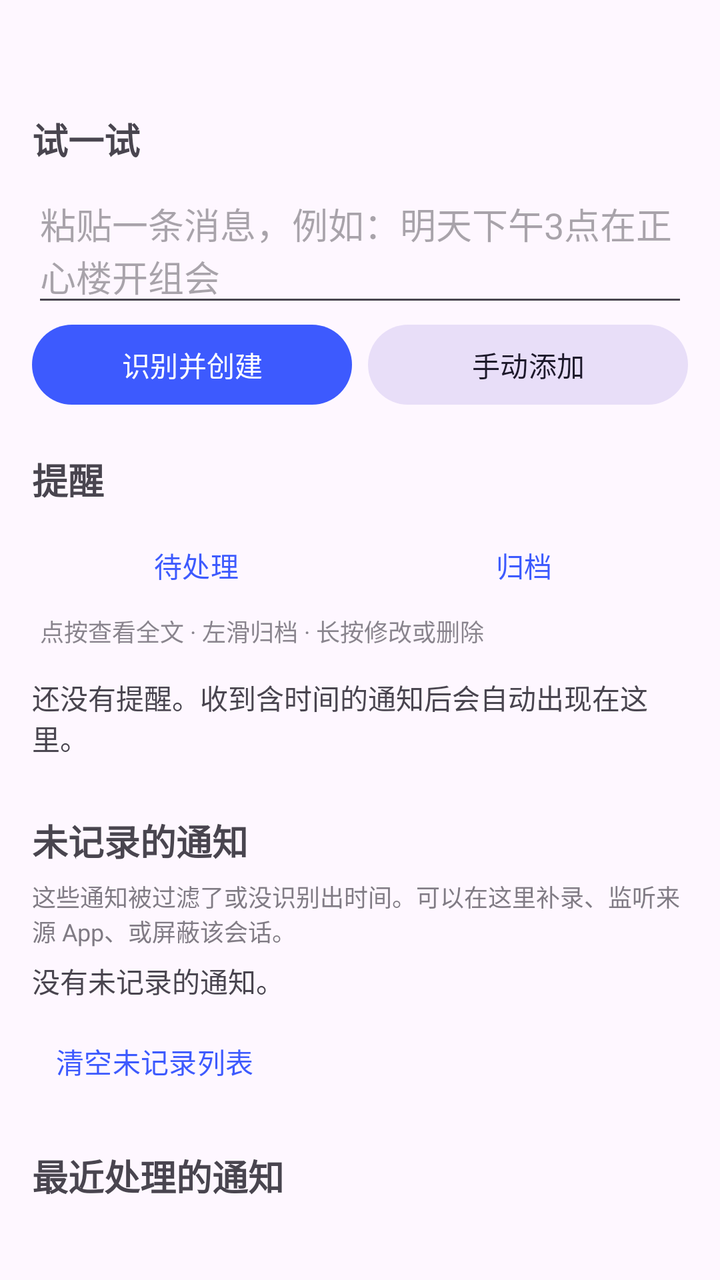
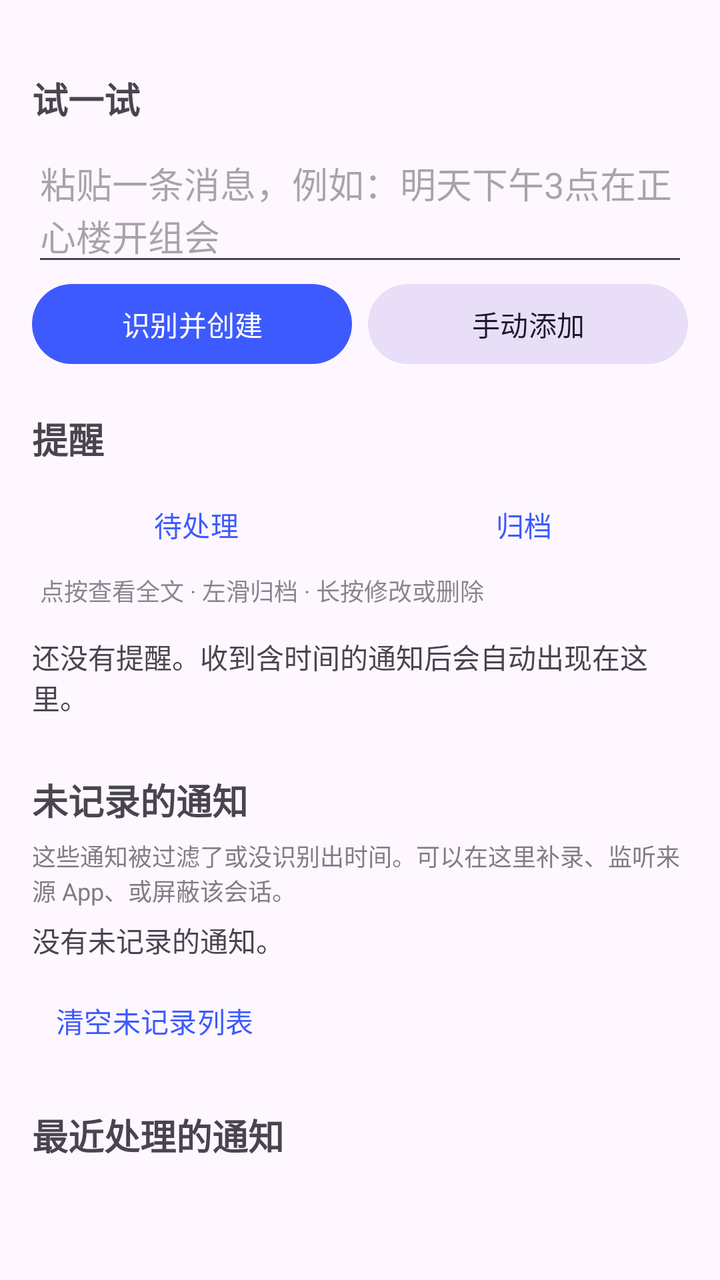

The first picture is an Android layout as it rendered before a commit; the second is the same layout after the commit. The layout source and the unified diff follow.
<!-- AndroidManifest.xml: application theme Theme.NotiAlarm -->
<!-- res/layout/activity_main.xml -->
<?xml version="1.0" encoding="utf-8"?>
<ScrollView xmlns:android="http://schemas.android.com/apk/res/android"
    android:layout_width="match_parent"
    android:layout_height="match_parent">

    <LinearLayout
        android:layout_width="match_parent"
        android:layout_height="wrap_content"
        android:orientation="vertical"
        android:padding="16dp">

        
        <TextView
            android:id="@+id/tvPermWarning"
            android:layout_width="match_parent"
            android:layout_height="wrap_content"
            android:background="#22FF9800"
            android:padding="10dp"
            android:textColor="#FF8A4B00"
            android:textSize="13sp"
            android:visibility="gone" />

        <TextView
            android:id="@+id/tvDiag"
            android:layout_width="match_parent"
            android:layout_height="wrap_content"
            android:layout_marginTop="4dp"
            android:lineSpacingExtra="2dp"
            android:textIsSelectable="true"
            android:textSize="12sp" />

        <TextView
            style="@style/SectionTitle"
            android:text="试一试" />

        <EditText
            android:id="@+id/inputText"
            android:layout_width="match_parent"
            android:layout_height="wrap_content"
            android:hint="粘贴一条消息，例如：明天下午3点在正心楼开组会"
            android:inputType="textMultiLine"
            android:minLines="2" />

        <LinearLayout
            android:layout_width="match_parent"
            android:layout_height="wrap_content"
            android:orientation="horizontal">

            <Button
                android:id="@+id/btnParse"
                android:layout_width="0dp"
                android:layout_height="wrap_content"
                android:layout_weight="1"
                android:text="识别并创建" />

            <Button
                android:id="@+id/btnAdd"
                style="@style/Widget.Material3.Button.TonalButton"
                android:layout_width="0dp"
                android:layout_height="wrap_content"
                android:layout_marginStart="8dp"
                android:layout_weight="1"
                android:text="手动添加" />
        </LinearLayout>

        <TextView
            style="@style/SectionTitle"
            android:text="提醒" />

        <LinearLayout
            android:layout_width="match_parent"
            android:layout_height="wrap_content"
            android:orientation="horizontal">

            <Button
                android:id="@+id/btnActive"
                style="@style/Widget.Material3.Button.TextButton"
                android:layout_width="0dp"
                android:layout_height="wrap_content"
                android:layout_weight="1"
                android:text="待处理" />

            <Button
                android:id="@+id/btnArchived"
                style="@style/Widget.Material3.Button.TextButton"
                android:layout_width="0dp"
                android:layout_height="wrap_content"
                android:layout_weight="1"
                android:text="归档" />
        </LinearLayout>

        <TextView
            android:id="@+id/tvListHint"
            android:layout_width="match_parent"
            android:layout_height="wrap_content"
            android:alpha="0.65"
            android:paddingHorizontal="4dp"
            android:paddingBottom="6dp"
            android:text="点按查看全文 · 左滑归档 · 长按修改或删除"
            android:textSize="12sp" />

        <TextView
            android:id="@+id/emptyText"
            android:layout_width="match_parent"
            android:layout_height="wrap_content"
            android:paddingVertical="8dp"
            android:text="还没有提醒。收到含时间的通知后会自动出现在这里。" />

        <LinearLayout
            android:id="@+id/reminderContainer"
            android:layout_width="match_parent"
            android:layout_height="wrap_content"
            android:orientation="vertical" />

        <TextView
            style="@style/SectionTitle"
            android:text="未记录的通知" />

        <TextView
            android:layout_width="match_parent"
            android:layout_height="wrap_content"
            android:alpha="0.7"
            android:text="这些通知被过滤了或没识别出时间。可以在这里补录、监听来源 App、或屏蔽该会话。"
            android:textSize="12sp" />

        <TextView
            android:id="@+id/emptyDropped"
            android:layout_width="match_parent"
            android:layout_height="wrap_content"
            android:paddingVertical="6dp"
            android:text="没有未记录的通知。" />

        <LinearLayout
            android:id="@+id/droppedContainer"
            android:layout_width="match_parent"
            android:layout_height="wrap_content"
            android:orientation="vertical" />

        <Button
            android:id="@+id/btnClearDropped"
            style="@style/Widget.Material3.Button.TextButton"
            android:layout_width="wrap_content"
            android:layout_height="wrap_content"
            android:text="清空未记录列表" />

        <TextView
            style="@style/SectionTitle"
            android:text="最近处理的通知" />

        <TextView
            android:id="@+id/logText"
            android:layout_width="match_parent"
            android:layout_height="wrap_content"
            android:lineSpacingExtra="4dp"
            android:textIsSelectable="true"
            android:textSize="12sp" />
    </LinearLayout>
</ScrollView>
<!-- resources referenced by this layout -->
<resources>
  <style name="SectionTitle">
          <item name="android:layout_width">match_parent</item>
          <item name="android:layout_height">wrap_content</item>
          <item name="android:layout_marginTop">20dp</item>
          <item name="android:layout_marginBottom">6dp</item>
          <item name="android:textSize">18sp</item>
          <item name="android:textStyle">bold</item>
      </style>
  <style name="Theme.NotiAlarm" parent="Theme.Material3.DayNight">
          <item name="colorPrimary">#FF3D5AFE</item>
      </style>
</resources>

<!-- the commit's change to res/layout/activity_main.xml (unified diff, before → after) -->
@@ -19,15 +19,6 @@
             android:textColor="#FF8A4B00"
             android:textSize="13sp"
             android:visibility="gone" />
-
-        <TextView
-            android:id="@+id/tvDiag"
-            android:layout_width="match_parent"
-            android:layout_height="wrap_content"
-            android:layout_marginTop="4dp"
-            android:lineSpacingExtra="2dp"
-            android:textIsSelectable="true"
-            android:textSize="12sp" />
 
         <TextView
             style="@style/SectionTitle"
